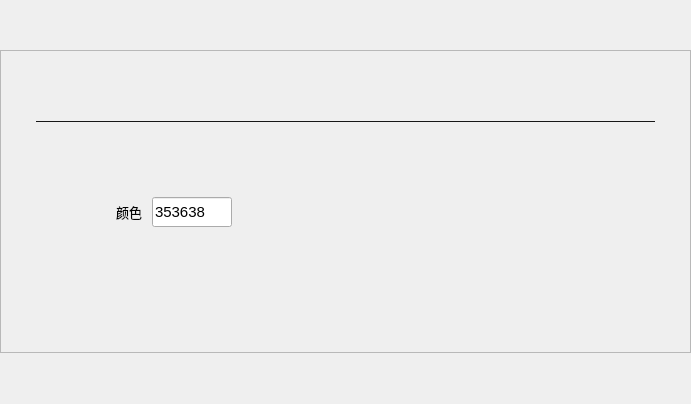
breaveSun/central_control, file btntwoslider.ui: the form before one commit.
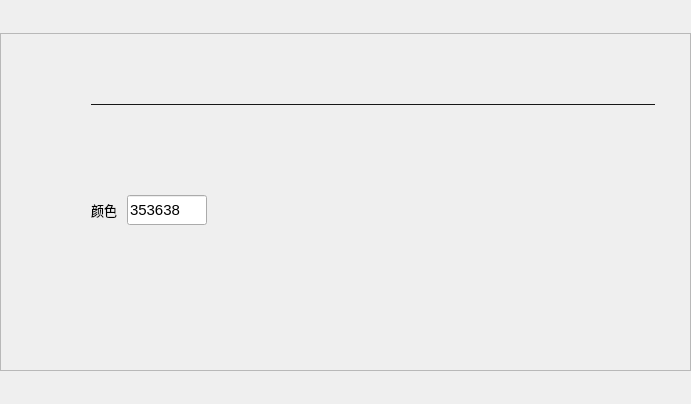
The form after the commit. Custom widgets are drawn as their Qt base class.

The edit to the form file:
```diff
--- a/btntwoslider.ui
+++ b/btntwoslider.ui
@@ -207,7 +207,7 @@
           <number>30</number>
          </property>
          <property name="leftMargin">
-          <number>15</number>
+          <number>70</number>
          </property>
          <property name="topMargin">
           <number>0</number>
@@ -259,10 +259,10 @@
            </property>
            <layout class="QVBoxLayout" name="verticalLayout_2">
             <property name="spacing">
-             <number>15</number>
+             <number>30</number>
             </property>
             <property name="leftMargin">
-             <number>80</number>
+             <number>0</number>
             </property>
             <property name="topMargin">
              <number>0</number>
@@ -312,7 +312,7 @@
              <number>0</number>
             </property>
             <property name="leftMargin">
-             <number>80</number>
+             <number>0</number>
             </property>
             <property name="topMargin">
              <number>0</number>
@@ -476,7 +476,7 @@
               </property>
               <layout class="QVBoxLayout" name="verticalLayout">
                <property name="spacing">
-                <number>20</number>
+                <number>30</number>
                </property>
                <property name="leftMargin">
                 <number>0</number>
@@ -485,7 +485,7 @@
                 <number>20</number>
                </property>
                <property name="rightMargin">
-                <number>45</number>
+                <number>70</number>
                </property>
                <property name="bottomMargin">
                 <number>20</number>
@@ -544,18 +544,18 @@
   </layout>
  </widget>
  <customwidgets>
-  <customwidget>
-   <class>mySlider</class>
-   <extends>QWidget</extends>
-   <header>myslider.h</header>
-   <container>1</container>
-  </customwidget>
   <customwidget>
    <class>titleIcon</class>
    <extends>QWidget</extends>
    <header>titleicon.h</header>
    <container>1</container>
   </customwidget>
+  <customwidget>
+   <class>mySlider</class>
+   <extends>QWidget</extends>
+   <header>myslider.h</header>
+   <container>1</container>
+  </customwidget>
   <customwidget>
    <class>SwitchButton</class>
    <extends>QWidget</extends>
```
